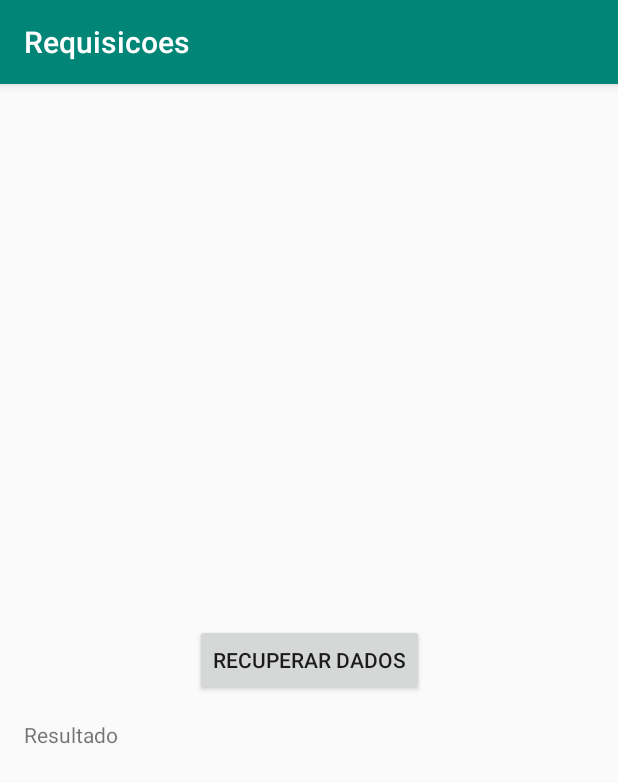
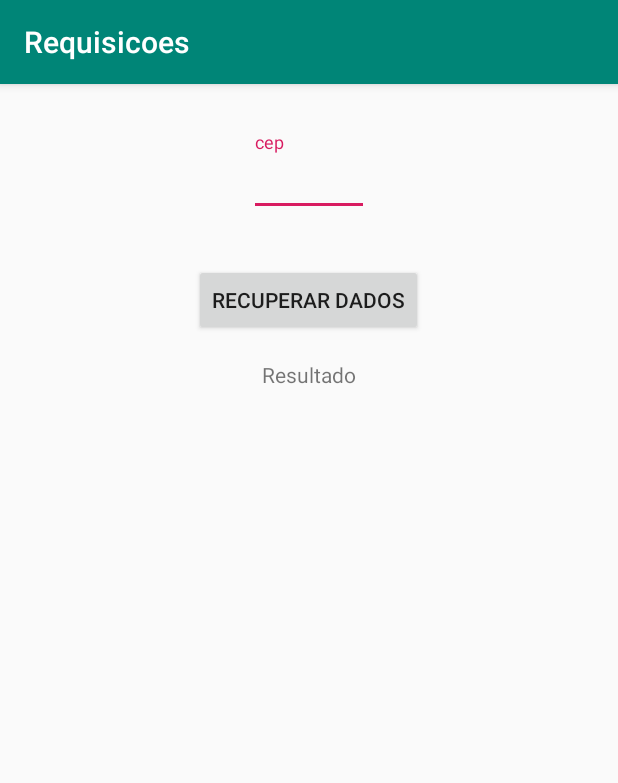
Before and after one commit to JeffLasa/ExerciciosUdemy, an Android app: the screen it shows after launch (MainActivity), after a tap on "RECUPERAR DADOS", on a phone screen of 412 x 824 dp. Shown: the top 783 px of the screen. Run offline under Robolectric (Android 15) with nearby library versions, the phone set to English and light mode, and no system bars.

Commit message:
retrofit cep input

```diff
--- a/Requisicoes/app/build.gradle
+++ b/Requisicoes/app/build.gradle
@@ -31,5 +31,6 @@ dependencies {
     implementation "com.squareup.retrofit2:retrofit:2.6.0"
     implementation "com.squareup.retrofit2:converter-gson:2.6.0"
     implementation 'com.google.code.gson:gson:2.8.5'
+    implementation 'com.android.support:design:28.0.0'
 
 }
--- a/Requisicoes/app/src/main/java/com/example/requisicoes/MainActivity.java
+++ b/Requisicoes/app/src/main/java/com/example/requisicoes/MainActivity.java
@@ -31,6 +31,7 @@ public class MainActivity extends AppCompatActivity {
 
     private Button botaoRecuperar;
     private TextView textoResultado;
+    private TextView cepInputText;
     private  Retrofit retrofit;
 
 
@@ -41,6 +42,7 @@ public class MainActivity extends AppCompatActivity {
 
         botaoRecuperar = findViewById(R.id.button_recuperar);
         textoResultado = findViewById(R.id.textResultado);
+        cepInputText = findViewById(R.id.cep_input_edit_text_id);
 
         retrofit = new Retrofit.Builder()
                 .baseUrl("https://viacep.com.br/ws/")
@@ -58,8 +60,9 @@ public class MainActivity extends AppCompatActivity {
 
     private void recuperarCepRetrofit() {
 
+        String cep = cepInputText.getText().toString();
         CepService cepService = retrofit.create ( CepService.class );
-        Call<CEP> call = cepService.recuperarCep("03421000");
+        Call<CEP> call = cepService.recuperarCep(cep);
 
         call.enqueue(new Callback<CEP>() {
             @Override
--- a/Requisicoes/app/src/main/res/layout/activity_main.xml
+++ b/Requisicoes/app/src/main/res/layout/activity_main.xml
@@ -6,15 +6,37 @@
     android:layout_height="match_parent"
     tools:context=".MainActivity">
 
+    <android.support.design.widget.TextInputLayout
+        android:id="@+id/textInputLayout"
+        android:layout_width="80dp"
+        android:layout_height="wrap_content"
+        android:layout_marginStart="64dp"
+        android:layout_marginTop="32dp"
+        android:layout_marginEnd="64dp"
+        app:layout_constraintEnd_toEndOf="parent"
+        app:layout_constraintStart_toStartOf="parent"
+        app:layout_constraintTop_toTopOf="parent">
+
+        <android.support.design.widget.TextInputEditText
+            android:id="@+id/cep_input_edit_text_id"
+            android:layout_width="match_parent"
+            android:layout_height="wrap_content"
+            android:hint="cep"
+            android:inputType="number" />
+    </android.support.design.widget.TextInputLayout>
+
     <Button
         android:id="@+id/button_recuperar"
         android:layout_width="wrap_content"
         android:layout_height="wrap_content"
+        android:layout_marginTop="32dp"
         android:text="Recuperar Dados"
         app:layout_constraintBottom_toBottomOf="parent"
         app:layout_constraintEnd_toEndOf="parent"
+        app:layout_constraintHorizontal_bias="0.498"
         app:layout_constraintStart_toStartOf="parent"
-        app:layout_constraintTop_toTopOf="parent" />
+        app:layout_constraintTop_toBottomOf="@+id/textInputLayout"
+        app:layout_constraintVertical_bias="0.0" />
 
     <TextView
         android:id="@+id/textResultado"
@@ -22,6 +44,7 @@
         android:layout_height="wrap_content"
         android:layout_margin="16dp"
         android:layout_marginTop="59dp"
+        android:gravity="center"
         android:text="Resultado"
         app:layout_constraintEnd_toEndOf="parent"
         app:layout_constraintStart_toStartOf="parent"
```
